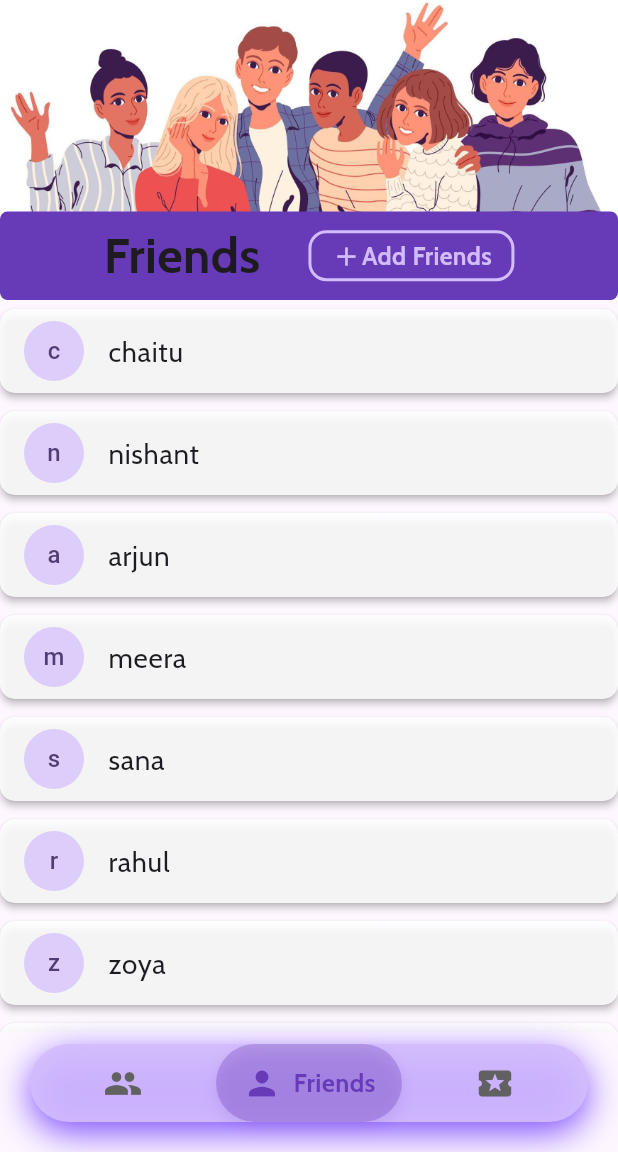
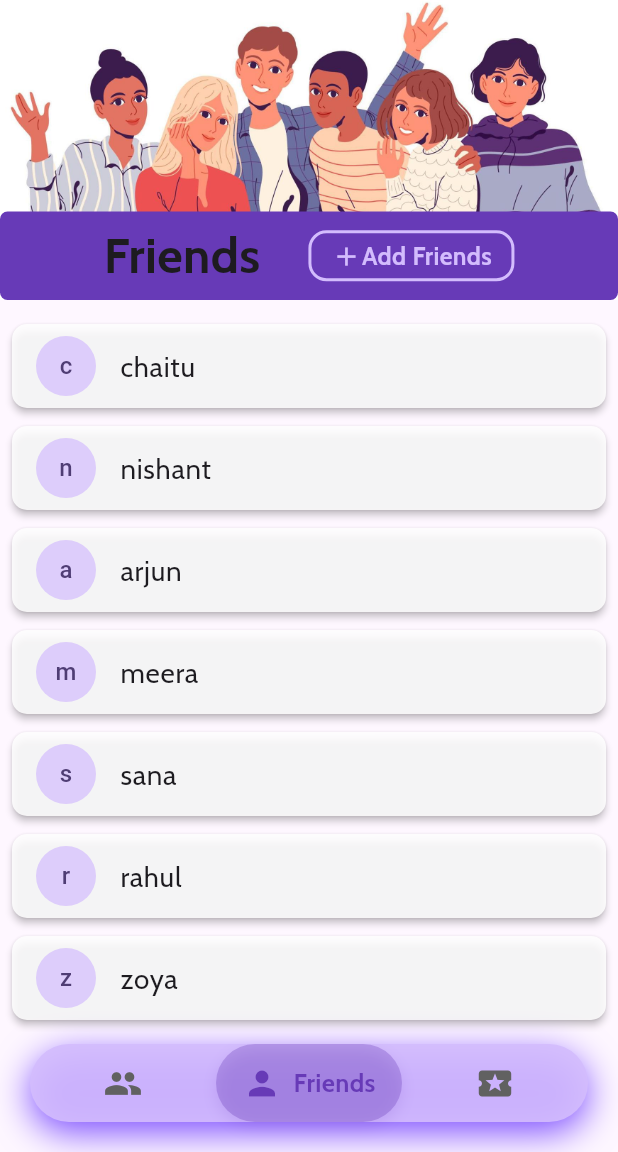
Before and after one commit to NISHANTTMAURYA/SplitKar, a Flutter app: the screen it shows after launch, on a phone screen of 412 x 824 dp, the part 84-1236 px from its top. Run offline on Flutter 3.47's test engine with Material 3 defaults, Android fonts, the phone set to English and light mode, and no system bars; our stand-ins replace google_fonts.

Commit message:
overflow error

```diff
--- a/skapp/lib/pages/freinds.dart
+++ b/skapp/lib/pages/freinds.dart
@@ -5,11 +5,13 @@ import 'package:skapp/components/appbar.dart';
 class FreindsPage extends StatelessWidget {
   final GlobalKey<ScaffoldState> scaffoldKey;
   final PageController? pageController;
+  final Function(bool) onFriendsListStateChanged;
 
   const FreindsPage({
     super.key,
     required this.scaffoldKey,
     this.pageController,
+    required this.onFriendsListStateChanged,
   });
 
   // Example dynamic friends list (replace with your data source)
@@ -34,10 +36,16 @@ class FreindsPage extends StatelessWidget {
 
   @override
   Widget build(BuildContext context) {
+    final width = MediaQuery.of(context).size.width;
+    final double height = MediaQuery.of(context).size.height;
     final bool hasFriends = friends.isNotEmpty;
+
+    WidgetsBinding.instance.addPostFrameCallback((_) {
+      onFriendsListStateChanged(hasFriends);
+    });
+
     return Scaffold(
-      body: SafeArea(
-        child: hasFriends
+      body: hasFriends
               ? _FriendsListView(
                   friends: friends,
                   scaffoldKey: scaffoldKey,
@@ -48,7 +56,7 @@ class FreindsPage extends StatelessWidget {
                     /* TODO: Add friends logic */
                   },
                 ),
-      ),
+
     );
   }
 
@@ -186,12 +194,17 @@ class _FriendsListView extends StatelessWidget {
             buttonIconSize: buttonIconSize,
           ),
         ),
+        SliverToBoxAdapter(
+      child: SizedBox(height: 10), // <-- This adds vertical space (16 pixels)
+    ),
         SliverList(
           delegate: SliverChildBuilderDelegate((
             BuildContext context,
             int index,
           ) {
-            return Card(
+            return Padding(
+              padding: const EdgeInsets.fromLTRB(8,0,8,0),
+              child: Card(
                 color: Colors.white.withOpacity(0.85),
                 elevation: 2,
                 shape: RoundedRectangleBorder(
@@ -210,86 +223,92 @@ class _FriendsListView extends StatelessWidget {
                     style: friendNameStyle,
                   ),
                 ),
+              ),
             );
           }, childCount: friends.length),
         ),
-        SliverFillRemaining(),
-      ],
-    );
-  }
-}
-
-/*
-Stack(
-      children: [
-        // Background: faded image and text
-        Column(
-          mainAxisAlignment: MainAxisAlignment.start,
-          children: [
-            SizedBox(height: height * 0.08),
-            FreindsPage.friendsImage(context, opacity: 0.25),
-            SizedBox(height: 20),
-            FreindsPage.friendsText(context),
+        SliverToBoxAdapter(
+          child: Padding(
+            padding: const EdgeInsets.symmetric(vertical: 12),
+            child: Center(
+              child: Container(
+                padding: const EdgeInsets.symmetric(horizontal: 14, vertical: 6),
+                decoration: BoxDecoration(
+                  color: Colors.deepPurple.withOpacity(0.06),
+                  borderRadius: BorderRadius.circular(10),
+                  border: Border.all(
+                    color: Colors.deepPurple,
+                    width: 1,
+                  ),
+                  boxShadow: [
+                    BoxShadow(
+                      color: Colors.deepPurple.withOpacity(0.08),
+                      blurRadius: 4,
+                      offset: Offset(0, 2),
+                    ),
                   ],
                 ),
-        // Foreground: Friends list with header and Add Friends button
-        Positioned.fill(
-          child: Column(
-            children: [
-              Padding(
-                padding: const EdgeInsets.symmetric(horizontal: 20, vertical: 16),
                 child: Row(
-                  mainAxisAlignment: MainAxisAlignment.spaceBetween,
+                  mainAxisSize: MainAxisSize.min,
                   children: [
                     Text(
-                      'Friends',
+                      'You have ',
                       style: GoogleFonts.cabin(
-                        fontSize: MediaQuery.of(context).size.width * 0.06,
-                        fontWeight: FontWeight.bold,
-                      ),
-                    ),
-                    FreindsPage.addFriendsButton(
-                      context,
-                      () {},
-                      fontSize: MediaQuery.of(context).size.width * 0.04,
-                      iconSize: MediaQuery.of(context).size.width * 0.045,
+                        fontWeight: FontWeight.w600,
+                        fontSize: 13,
+                        color: Colors.deepPurple,
+                        letterSpacing: 0.2,
+                        shadows: [
+                          Shadow(
+                            color: Colors.deepPurple.withOpacity(0.10),
+                            blurRadius: 1,
+                            offset: Offset(0.5, 1),
                           ),
                         ],
                       ),
                     ),
-              // Friends list
-              Expanded(
-                child: ListView.builder(
-                  padding: EdgeInsets.only(top: 0, left: 20, right: 20, bottom: 20),
-                  itemCount: friends.length,
-                  itemBuilder: (context, index) {
-                    return Card(
-                      color: Colors.white.withOpacity(0.85),
-                      elevation: 2,
-                      shape: RoundedRectangleBorder(
-                        borderRadius: BorderRadius.circular(10),
+                    Text(
+                      '${friends.length}',
+                      style: GoogleFonts.cabin(
+                        fontWeight: FontWeight.bold,
+                        fontSize: 16,
+                        color: Colors.deepPurple,
+                        letterSpacing: 0.5,
+                        shadows: [
+                          Shadow(
+                            color: Colors.deepPurple.withOpacity(0.15),
+                            blurRadius: 2,
+                            offset: Offset(0.5, 1),
                           ),
-                      margin: const EdgeInsets.symmetric(vertical: 6),
-                      child: ListTile(
-                        leading: CircleAvatar(
-                          backgroundColor: Theme.of(context).colorScheme.inversePrimary.withOpacity(0.7),
-                          child: Text(friends[index][0]),
-                        ),
-                        title: Text(
-                          friends[index],
-                          style: GoogleFonts.cabin(fontSize: MediaQuery.of(context).size.width * 0.045),
+                        ],
                       ),
                     ),
-                    );
-                  },
+                    Text(
+                      ' friends 🎉',
+                      style: GoogleFonts.cabin(
+                        fontWeight: FontWeight.w600,
+                        fontSize: 13,
+                        color: Colors.deepPurple,
+                        letterSpacing: 0.2,
+                        shadows: [
+                          Shadow(
+                            color: Colors.deepPurple.withOpacity(0.10),
+                            blurRadius: 1,
+                            offset: Offset(0.5, 1),
+                          ),
+                        ],
                       ),
                     ),
                   ],
                 ),
               ),
+            ),
+          ),
+        ),
       ],
-    )
-*/
+    );
+  }
+}
 
 class _FriendsHeaderDelegate extends SliverPersistentHeaderDelegate {
   final BuildContext context;
@@ -310,6 +329,7 @@ class _FriendsHeaderDelegate extends SliverPersistentHeaderDelegate {
     // Gap grows from 32 to 120 as you scroll (over 30px scroll)
     final double gap = 32 + (shrinkOffset * (120 - 32) / 30).clamp(0, 88);
     return Container(
+
       decoration: BoxDecoration(
         image: DecorationImage(
           image: AssetImage('assets/images/freinds_scroll.jpg'),
@@ -327,7 +347,7 @@ class _FriendsHeaderDelegate extends SliverPersistentHeaderDelegate {
                 color: Colors.deepPurple,
                 borderRadius: BorderRadius.circular(5),
               ),
-              padding: const EdgeInsets.symmetric(vertical: 6, horizontal: 16),
+              padding: const EdgeInsets.symmetric(vertical: 6, horizontal: 14),
               child: Row(
                 mainAxisAlignment: MainAxisAlignment.center,
                 mainAxisSize: MainAxisSize.min,
--- a/skapp/lib/pages/main_page.dart
+++ b/skapp/lib/pages/main_page.dart
@@ -20,6 +20,7 @@ class _MainPageState extends State<MainPage> {
   late Map<String, dynamic> pages;
   late int _selectedIndex;
   late final PageController _pageController;
+  bool _isFriendsListEmpty = true;
 
   @override
   void initState() {
@@ -34,7 +35,15 @@ class _MainPageState extends State<MainPage> {
         'icon': Icons.group,
       },
       'Friends': {
-        'page':  FreindsPage(scaffoldKey: _scaffoldKey,pageController:_pageController ,),
+        'page': FreindsPage(
+          scaffoldKey: _scaffoldKey,
+          pageController: _pageController,
+          onFriendsListStateChanged: (hasFriends) {
+            setState(() {
+              _isFriendsListEmpty = !hasFriends;
+            });
+          },
+        ),
         'icon': Icons.person,
       },
       'Activity': {
@@ -71,11 +80,13 @@ class _MainPageState extends State<MainPage> {
   Widget build(BuildContext context) {
     return Scaffold(
       key: _scaffoldKey,
-      appBar:_selectedIndex==1? CustomAppBar(
+      appBar: _selectedIndex == 1 && !_isFriendsListEmpty
+          ? CustomAppBar(
               scaffoldKey: _scaffoldKey,
               pageController: _pageController,
               page_color_white: true,
-      ):CustomAppBar(
+            )
+          : CustomAppBar(
               scaffoldKey: _scaffoldKey,
               pageController: _pageController,
             ),
```
Lines whose indentation alone changed are shown as unchanged.
